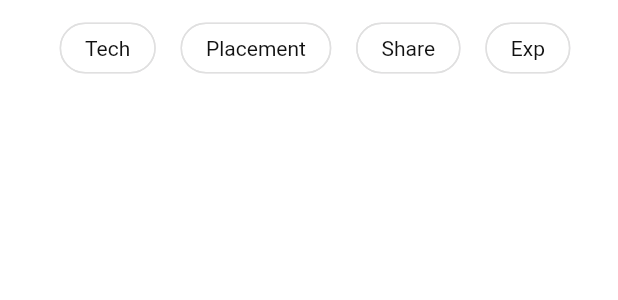
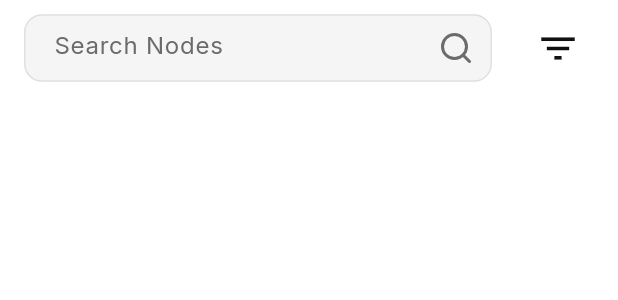
Before and after one commit to jb-git-code/node, a Flutter app: the ExploreScreen widget shown alone on an empty page, opened directly, on a phone screen of 412 x 824 dp. Shown: the top 300 px of the screen. Run offline on Flutter 3.47's test engine with Material 3 defaults, Android fonts, the phone set to English and light mode, and no system bars; our stand-ins replace cloud_firestore, firebase_auth, firebase_core, flutter_animate, flutter_riverpod, google_fonts and 2 more; missing offline and left inert: flutter_floating_bottom_bar; accounts and stored records are empty.

Commit message:
feat: add search bar to explore cluster and connections

```diff
--- a/lib/app.dart
+++ b/lib/app.dart
@@ -180,6 +180,7 @@ class _AppState extends ConsumerState<App> {
       appBar: AppBar(
         title: Text('Node'),
         centerTitle: false,
+        toolbarHeight: 36,
         actions: [
           PopupMenuButton<String>(
             icon: const Icon(LucideIcons.moreVertical),
--- a/lib/features/feed/providers/posts_provider.dart
+++ b/lib/features/feed/providers/posts_provider.dart
@@ -4,6 +4,8 @@ import 'package:flutter_riverpod/legacy.dart';
 import 'package:node/shared/models/post.dart';
 
 final selectedCategoryProvider = StateProvider<String?>((ref) => null);
+
+final blogQueryProvider = StateProvider<String?>((ref) => null);
 
 final filterListProvider = Provider<AsyncValue<List<Post>>>((ref) {
   final selectedCategory = ref.watch(selectedCategoryProvider);
@@ -21,3 +23,18 @@ final postProvider = StreamProvider<List<Post>>((ref) {
     return snapshot.docs.map((e) => Post.fromFirestore(e)).toList();
   });
 });
+
+final filterBlogsProvider = Provider<AsyncValue<List<Post>>>((ref) {
+  final blogQuery = ref.watch(blogQueryProvider);
+  final postAsync = ref.watch(postProvider);
+  return postAsync.whenData((value) {
+    if (blogQuery == null) return value;
+    return value
+        .where(
+          (e) =>
+              e.title.toLowerCase().contains(blogQuery.toLowerCase()) ||
+              e.description.toLowerCase().contains(blogQuery.toLowerCase()),
+        )
+        .toList();
+  });
+});
--- a/lib/features/feed/views/explore.dart
+++ b/lib/features/feed/views/explore.dart
@@ -1,5 +1,6 @@
 import 'package:flutter/material.dart';
 import 'package:flutter_riverpod/flutter_riverpod.dart';
+import 'package:lucide_icons_flutter/lucide_icons.dart';
 import 'package:node/shared/models/post.dart';
 import 'package:node/features/feed/providers/posts_provider.dart';
 import 'package:node/shared/widgets/blog_card.dart';
@@ -28,15 +29,52 @@ class _ExploreScreenState extends ConsumerState<ExploreScreen> {
 
   @override
   Widget build(BuildContext context) {
-    final filterPosts = ref.watch(filterListProvider);
-
+    // final filterPosts = ref.watch(filterListProvider);
+    final filterBlogsAsync = ref.watch(filterBlogsProvider);
     return Padding(
       padding: EdgeInsets.only(left: 8, right: 8, bottom: 8, top: 8),
       child: Column(
         children: [
-          buildCategories(context),
+          Padding(
+            padding: const EdgeInsets.only(left: 8, right: 8),
+            child: Row(
+              children: [
+                Expanded(
+                  child: Container(
+                    height: 45,
+                    decoration: BoxDecoration(
+                      borderRadius: BorderRadius.circular(15),
+                      color: Theme.of(
+                        context,
+                      ).colorScheme.surfaceContainerHighest,
+                    ),
+                    child: TextField(
+                      onChanged: (value) {
+                        ref.read(blogQueryProvider.notifier).state = value;
+                      },
+                      decoration: InputDecoration(
+                        hintText: 'Search Nodes',
+                        suffixIcon: IconButton(
+                          onPressed: () {},
+                          icon: Icon(LucideIcons.search),
+                        ),
+                      ),
+                    ),
+                  ),
+                ),
+                const SizedBox(width: 20),
+                // category filter for blogs
+                IconButton(
+                  icon: Icon(Icons.filter_list, size: 30),
+                  onPressed: () {},
+                ),
+              ],
+            ),
+          ),
           const SizedBox(height: 10),
-          filterPosts.when(
+          // buildCategories(context),
+          // const SizedBox(height: 10),
+          filterBlogsAsync.when(
             data: (post) {
               return Expanded(
                 child: ListView.builder(
--- a/lib/user/about.dart
+++ b/lib/user/about.dart
@@ -38,13 +38,13 @@ List<SocialLink> kSocialLinks = [
     label: 'Instagram',
     url: 'https://www.instagram.com/jayanshub18/',
     icon: LucideIcons.separatorVertical,
-    assetPath: 'assets/logos/instagram.jpg',
+    assetPath: 'assets/logos/instagram.png',
   ),
   SocialLink(
     label: 'X',
     url: 'https://x.com/JayanshuBh38322',
     icon: LucideIcons.separatorVertical, // demo icon, swap with an X png later
-    assetPath: 'assets/logos/x.jpg',
+    assetPath: 'assets/logos/x.png',
   ),
   SocialLink(
     label: 'LinkedIn',
--- a/lib/user/profile.dart
+++ b/lib/user/profile.dart
@@ -3,7 +3,7 @@ import 'package:flutter/material.dart';
 import 'package:flutter_riverpod/flutter_riverpod.dart';
 import 'package:node/features/feed/providers/count_provider.dart';
 import 'package:node/features/auth/login.dart';
-import 'package:node/features/feed/views/users_screen.dart';
+import 'package:node/features/feed/views/connections.dart';
 import 'package:node/features/nodes/providers/current_user_provider.dart';
 import 'package:node/features/nodes/views/saved_nodes.dart';
 import 'package:node/shared/widgets/profile_card.dart';
```
Also changed, not shown: lib/features/clusters/providers/cluster_provider.dart (+21 -0 lines), lib/features/clusters/views/clusters_screen.dart (+37 -3 lines), lib/features/feed/providers/users_provider.dart (+18 -1 lines), lib/features/feed/views/connections.dart (added, +76 -0 lines), lib/features/feed/views/users_screen.dart (deleted, +0 -43 lines), lib/features/nodes/views/compose.dart (+15 -1 lines).
